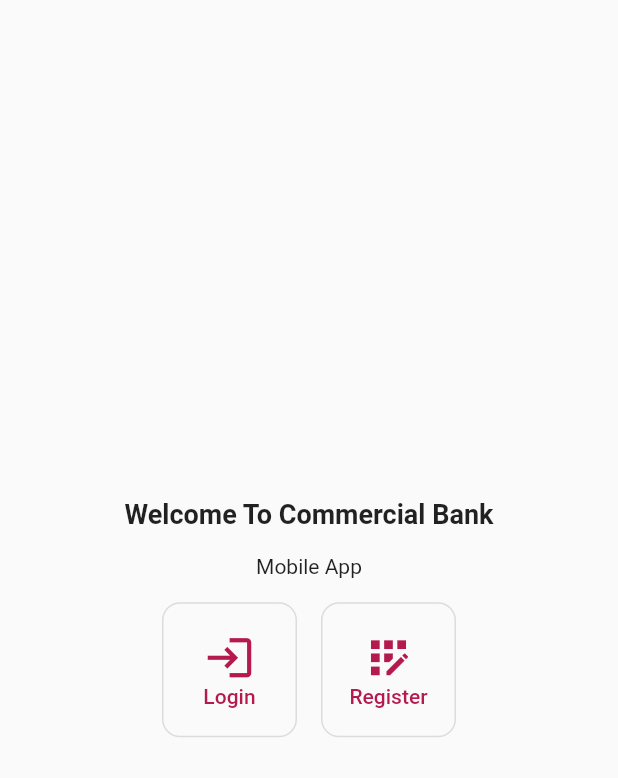
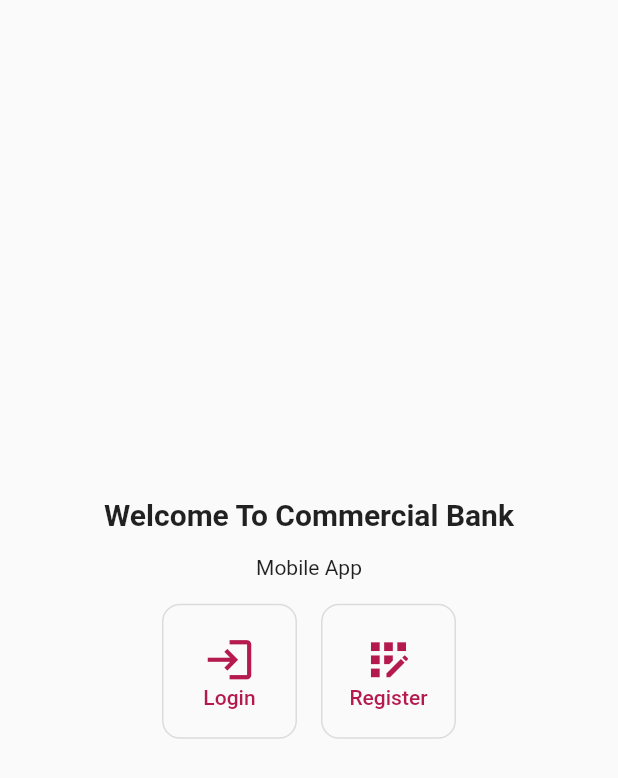
Before and after one commit to tareq453/cbq_demo, a Flutter app: the screen it shows after launch, on a phone screen of 412 x 824 dp. Shown: the top 778 px of the screen. Run offline on Flutter 3.47's test engine with Material 2 defaults, Android fonts, the phone set to English and light mode, and no system bars; our stand-ins replace get_it, shared_preferences; generated files the repository leaves out were written again.

Commit message:
-- Working on UI.

```diff
--- a/lib/di/getit.dart
+++ b/lib/di/getit.dart
@@ -16,7 +16,7 @@ void setupLocator() {
       () => DashboardRepoImp(getIt<NetworkApiService>()));
   getIt.registerLazySingleton(() => AppPref());
   getIt.registerFactory(() => CountryProvider());
-  getIt.registerFactory(() => DashboardProvider(getIt<DashboardRepoImp>()));
+  getIt.registerFactory(() => DashboardProvider(getIt<DashboardRepoImp>(),getIt<AppPref>()));
   getIt.registerFactory(() => RegisterProvider(getIt<AppPref>()));
   getIt.registerFactory(() => PostDetailsProvider(getIt<DashboardRepoImp>()));
   getIt.registerFactory(() => NavigationProvider());
--- a/lib/main.dart
+++ b/lib/main.dart
@@ -60,6 +60,7 @@ class MyApp extends StatelessWidget {
                 colorScheme: ColorScheme.fromSwatch()
                     .copyWith(primary: context.resources.color.colorPrimary),
                 textTheme: ThemeData.light().textTheme.copyWith(
+                    titleLarge: const TextStyle(fontWeight: FontWeight.bold),
                     titleMedium: TextStyle(
                         fontWeight: FontWeight.bold,
                         fontSize: context.resources.dimension.defaultText),
@@ -96,6 +97,6 @@ class HomeDestination extends StatelessWidget {
     print("main HomeDestination");
     final isRegistered = context.select<RegisterProvider, bool>(
         (registerProvider) => registerProvider.isRegistered);
-    return isRegistered ?  MainNavigationPage() : const HomePage();
+    return isRegistered ? MainNavigationPage() : const HomePage();
   }
 }
--- a/lib/providers/country_provider.dart
+++ b/lib/providers/country_provider.dart
@@ -1,13 +1,14 @@
+import 'package:cbq/res/images/app_images.dart';
 import 'package:flutter/material.dart';
 
 import '../models/country.dart';
 
 class CountryProvider with ChangeNotifier {
   final List<Country> _countryList = [
-    Country("Qatar", "+974", "assets/images/flags/flag-qatar.jpg"),
-    Country("Palestine", "+970", "assets/images/flags/flag-palestine.jpg"),
-    Country("Lebanon", "+961", "assets/images/flags/flag-lebanon.jpg"),
-    Country("Jordan", "+962", "assets/images/flags/flag-jordan.jpg"),
+    Country("Qatar", "+974", AppImages.qatarFlag),
+    Country("Palestine", "+970", AppImages.palestineFlag),
+    Country("Lebanon", "+961", AppImages.lebanonFlag),
+    Country("Jordan", "+962", AppImages.jordan),
   ];
 
   Country? _selectedCountry;
--- a/lib/providers/dashboard_provider.dart
+++ b/lib/providers/dashboard_provider.dart
@@ -1,3 +1,4 @@
+import 'package:cbq/data/local/pref/app_pref.dart';
 import 'package:cbq/data/remote/response/api_response.dart';
 import 'package:cbq/models/dashboard_data.dart';
 import 'package:cbq/models/dashboard_post.dart';
@@ -9,8 +10,9 @@ import 'package:flutter/material.dart';
 
 class DashboardProvider with ChangeNotifier {
   final DashboardRepo _dashboardRepo;
+  final AppPref _appPref;
 
-  DashboardProvider(this._dashboardRepo);
+  DashboardProvider(this._dashboardRepo,this._appPref);
 
   ApiResponse<List<DashboardData>> _apiResponse = ApiResponse.loading();
 
@@ -46,4 +48,9 @@ class DashboardProvider with ChangeNotifier {
     }
     return true;
   }
+
+
+  Future<String?> getUserImage() async{
+    return _appPref.getUserImage();
+  }
 }
--- /dev/null
+++ b/lib/res/images/app_images.dart
@@ -0,0 +1,9 @@
+class AppImages {
+  static String get jordan => "assets/images/flags/flag-jordan.jpg";
+
+  static String get lebanonFlag => "assets/images/flags/flag-lebanon.jpg";
+
+  static String get palestineFlag => "assets/images/flags/flag-palestine.jpg";
+
+  static String get qatarFlag => "assets/images/flags/flag-qatar.jpg";
+}
--- a/lib/ui/bottomsheet/country_picker_modal.dart
+++ b/lib/ui/bottomsheet/country_picker_modal.dart
@@ -32,7 +32,7 @@ class CountryPickerModal extends StatelessWidget {
               "SELECT PHONE CODE",
               style: Theme.of(context)
                   .textTheme
-                  .titleMedium
+                  .titleLarge
                   ?.copyWith(color: Theme.of(context).colorScheme.primary),
             ),
           ),
--- a/lib/ui/pages/home_page.dart
+++ b/lib/ui/pages/home_page.dart
@@ -32,7 +32,7 @@ class HomePage extends StatelessWidget {
           children: [
             Text(
               context.appLocalizations.welcome,
-              style: Theme.of(context).textTheme.titleMedium,
+              style: Theme.of(context).textTheme.titleLarge,
             ),
             const SizedBox(
               height: 16,
--- a/lib/ui/widgets/country/country_item.dart
+++ b/lib/ui/widgets/country/country_item.dart
@@ -9,6 +9,7 @@ class CountryItem extends StatelessWidget {
   const CountryItem(this._selectHandler,this._country, {Key? key}) : super(key: key);
 
   void _selectCountry(BuildContext context) {
+    print("_selectCountry _country ${_country.toJson()}");
     _selectHandler(_country);
     Navigator.of(context).pop();
   }
--- a/lib/ui/widgets/dashboard/dashboard_item.dart
+++ b/lib/ui/widgets/dashboard/dashboard_item.dart
@@ -1,3 +1,4 @@
+import 'package:cbq/res/AppContextExtension.dart';
 import 'package:cbq/ui/pages/post_detail.dart';
 import 'package:flutter/material.dart';
 
@@ -39,6 +40,7 @@ class _DashboardItemState extends State<DashboardItem>
   @override
   Widget build(BuildContext context) {
     return Card(
+      clipBehavior: Clip.antiAlias,
       shape: RoundedRectangleBorder(
           borderRadius: BorderRadius.circular(18),
           side: const BorderSide(color: Colors.grey)),
--- a/lib/ui/widgets/postDetails/post_details_content.dart
+++ b/lib/ui/widgets/postDetails/post_details_content.dart
@@ -19,7 +19,7 @@ class PostDetailsContext extends StatelessWidget {
           padding: const EdgeInsets.only(left: 32, top: 18),
           child: Text(
             "User Post Details",
-            style: Theme.of(context).textTheme.titleMedium,
+            style: Theme.of(context).textTheme.titleLarge,
           ),
         ),
         _postDetailsWidget(
--- a/lib/ui/widgets/register/mobile_number_input.dart
+++ b/lib/ui/widgets/register/mobile_number_input.dart
@@ -1,3 +1,4 @@
+import 'package:cbq/providers/register_provider.dart';
 import 'package:flutter/material.dart';
 import 'package:flutter/services.dart';
 import 'package:provider/provider.dart';
@@ -70,9 +71,10 @@ class _MobileNumberInputState extends State<MobileNumberInput> {
   }
 
   void _selectCountry(Country country) {
+    print("_selectCountry 2 country ${country.toJson()}");
     setState(() {
+      _selectedCountry = country;
       widget._countryHandler(_selectedCountry);
-      _selectedCountry = country;
     });
   }
 
```
Also changed, not shown: lib/data/local/pref/app_pref.dart (+14 -0 lines), lib/providers/register_provider.dart (+11 -0 lines), lib/ui/main_navigation/dashboard_page.dart (+9 -3 lines), lib/ui/widgets/dashboard/dashboard_app_bar.dart (+28 -8 lines), lib/ui/widgets/dashboard/dashboard_list.dart (+3 -10 lines), lib/ui/widgets/register/register_form.dart (+10 -17 lines).
